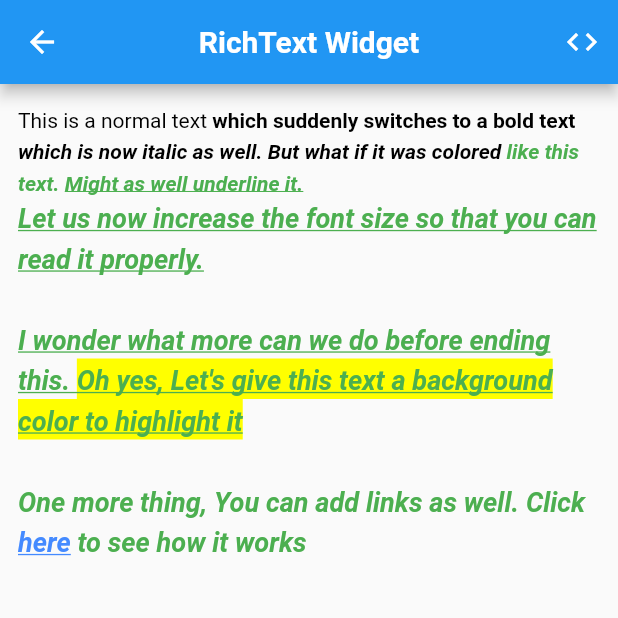
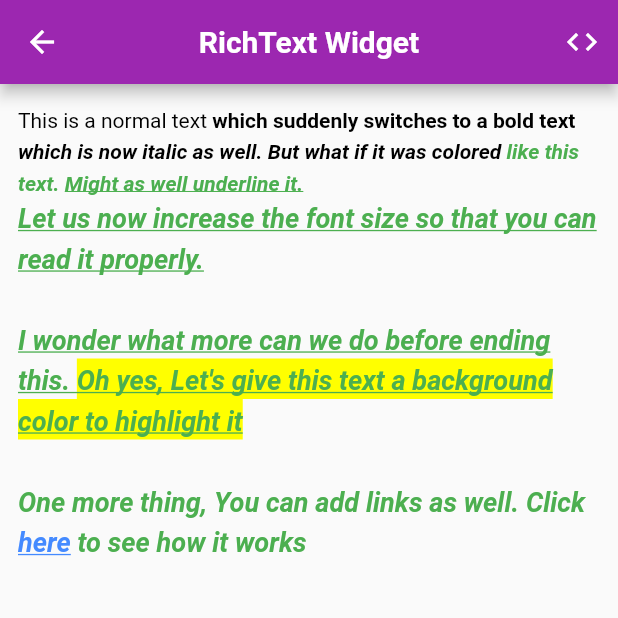
Before and after one commit to uzairleo/top10_flutter_widget, a Flutter app: the screen it shows after launch, after a tap on an icon or button, on a phone screen of 412 x 824 dp, the top half of it. Run offline on Flutter 3.47's test engine with Material 2 defaults, Android fonts, the light colour scheme and no system bars; our stand-ins replace backdrop, flutter_spinkit, font_awesome_flutter; project files that could hold a hidden picture were left out.

Commit message:
final touches

```diff
--- a/lib/DetailScreens.dart
+++ b/lib/Screens/DetailScreens.dart
@@ -1,6 +1,6 @@
 import 'package:flutter/cupertino.dart';
 import 'package:flutter/material.dart';
-import 'package:top10flutterwid/Allwidgets.dart';
+import 'package:top10flutterwid/Widgets/Allwidgets.dart';
 // import 'package:top10flutterwid/Constants.dart';
 // import 'package:font_awesome_flutter/font_awesome_flutter.dart';
 // import 'package:top10widgetsofflutter/Home.dart';
@@ -28,45 +28,45 @@ _DetailScreenState(this.widgetTitle,this.appbarColor);//constructor
   {
           if(widgetTitle=="SafeArea")
           {
-            return SafeAreaWidget();
+            return SafeAreaWidget(appbarColor);
 
           }else
           if(widgetTitle=="Wrap")
           {
-             return WrapWidget();
+             return WrapWidget(appbarColor);
           }else
           if(widgetTitle=="RichText")
-          {return RichTextWidget();
+          {return RichTextWidget(appbarColor);
 
           }else
           if(widgetTitle=="ClipRect")
-          {return ClipRRectWidget();
+          {return ClipRRectWidget(appbarColor);
 
           }else
           if(widgetTitle=="MediaQuery")
-          {return MediaQueryWidget();
+          {return MediaQueryWidget(appbarColor);
 
           }else
           if(widgetTitle=="FutureBuilder")
-          {return FutureBuilderWidget();
+          {return FutureBuilderWidget(appbarColor);
 
           }else
           if(widgetTitle=="Flexible")
-          {return FlexibleWidget();
+          {return FlexibleWidget(appbarColor);
 
           }else
           if(widgetTitle=="SizedBox")
-          {return SizedBoxWidget();
+          {return SizedBoxWidget(appbarColor);
 
           }
           else
           if(widgetTitle=="Hero")
-          {return HeroWidget();
+          {return HeroWidget(appbarColor);
 
           }else
           if(widgetTitle=="SpinkitLoaders")
           {
-            return SlpinkitLoaders();
+            return SlpinkitLoaders(appbarColor);
           }
 
   }
--- a/lib/api.dart
+++ b/lib/Widgets/api.dart
@@ -1,4 +1,4 @@
-import 'package:top10flutterwid/Demo_Model.dart';
+import 'package:top10flutterwid/constants/Demo_Model.dart';
 import 'package:http/http.dart' as http;
 import 'dart:async';
 
--- a/lib/Constants.dart
+++ b/lib/constants/Constants.dart
@@ -1,5 +1,5 @@
 import 'package:flutter/material.dart';
-import 'package:top10flutterwid/CodeString.dart';
+import 'package:top10flutterwid/constants/CodeString.dart';
 
 class Constants{
 static Widget safeArea(){
--- a/lib/main.dart
+++ b/lib/main.dart
@@ -1,38 +1,40 @@
 import 'package:flutter/cupertino.dart';
 import 'package:flutter/material.dart';
-import 'package:top10flutterwid/DashBoard.dart';
+import 'package:top10flutterwid/Screens/DashBoard.dart';
 import 'package:flutter_spinkit/flutter_spinkit.dart';
 
 void main() {
   runApp(new MyApp());
 }
-bool switchValue=false;
-ThemeData themeValue=ThemeData.dark();
+
+bool switchValue = false;
+ThemeData themeValue = ThemeData.dark();
+
 class MyApp extends StatefulWidget {
   @override
   _MyAppState createState() => _MyAppState();
 }
 
 class _MyAppState extends State<MyApp> {
-
-themvalues(var switchValue){
+  themvalues(var switchValue) {
     var theme;
     setState(() {
-    (switchValue==false)
-    ?theme=ThemeData.light()
-    :theme=ThemeData.dark();
-
+      (switchValue == false)
+          ? theme = ThemeData.light()
+          : theme = ThemeData.dark();
     });
     return theme;
   }
+
   @override
   Widget build(BuildContext context) {
     return MaterialApp(
       debugShowCheckedModeBanner: false,
       title: "Top10Widgets",
-      home:AppBody(themefunc: themvalues,),
-      theme:
-      themvalues(switchValue),
+      home: AppBody(
+        themefunc: themvalues,
+      ),
+      theme: themvalues(switchValue),
     );
   }
 }
@@ -54,23 +56,17 @@ class _AppBodyState extends State<AppBody> {
   void initState() {
     super.initState();
 
-  // AppBarTheme(color: Colors.orangeAccent,
-  // brightness: themefunc(switchValue));
-    Future.delayed(Duration(seconds: 2),
-    (){
+    Future.delayed(Duration(seconds: 2), () {
       setState(() {
         radius3 = 65;
         radius2 = 60;
-
       });
     });
     Future.delayed(Duration(seconds: 5), () {
-
       Navigator.push(
           context,
           MaterialPageRoute(
-         builder: (context)=>(DashBoard(themefunc:this.themefunc))
-       ));
+              builder: (context) => (DashBoard(themefunc: this.themefunc))));
     });
   }
 
@@ -91,9 +87,11 @@ class _AppBodyState extends State<AppBody> {
               child: GestureDetector(
                 onTap: () {
                   setState(() {
-                     Navigator.push(context, MaterialPageRoute(
-                      builder: (context)=> (DashBoard(themefunc:this.themefunc))
-                     ));
+                    Navigator.push(
+                        context,
+                        MaterialPageRoute(
+                            builder: (context) =>
+                                (DashBoard(themefunc: this.themefunc))));
                   });
                 },
                 child: CircleAvatar(
```
Also changed, not shown: lib/Screens/BackHome.dart (renamed from lib/BackHome.dart, +19 -19 lines), lib/Screens/DashBoard.dart (renamed from lib/DashBoard.dart, +15 -13 lines), lib/Screens/Home.dart (renamed from lib/Home.dart, +17 -22 lines), lib/Widgets/Allwidgets.dart (renamed from lib/Allwidgets.dart, +56 -14 lines), lib/Widgets/Aboutme.dart (renamed from lib/Aboutme.dart), lib/constants/CodeString.dart (renamed from lib/CodeString.dart), lib/constants/Demo_Model.dart (renamed from lib/Demo_Model.dart). Lines whose indentation alone changed are shown as unchanged.
